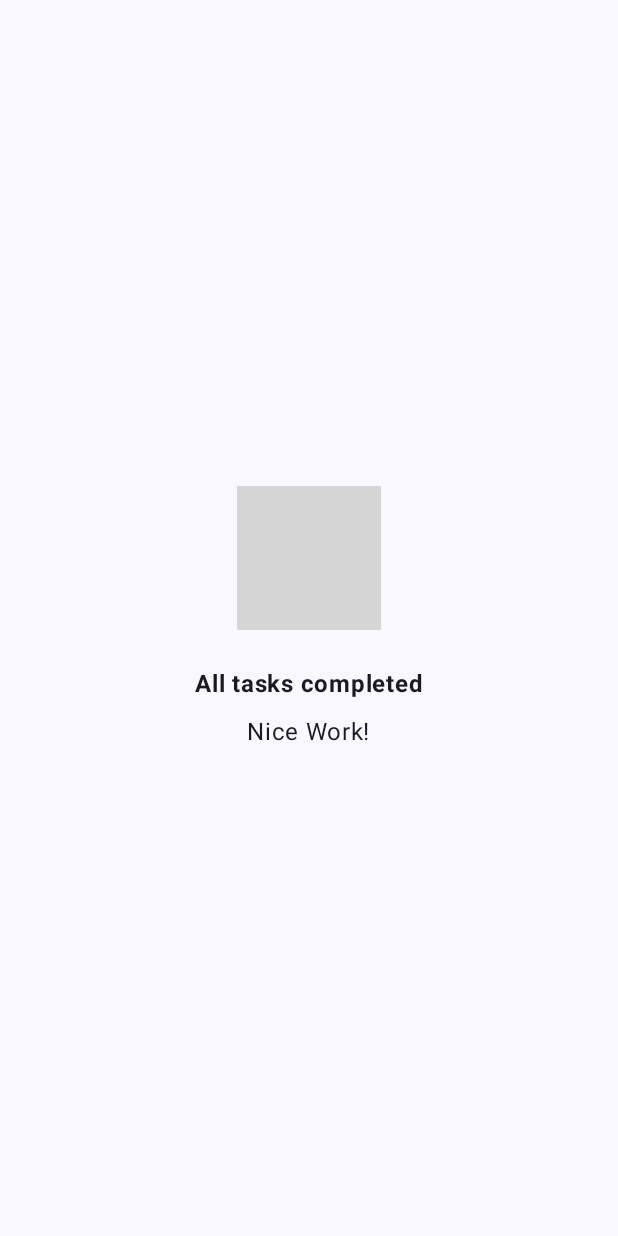
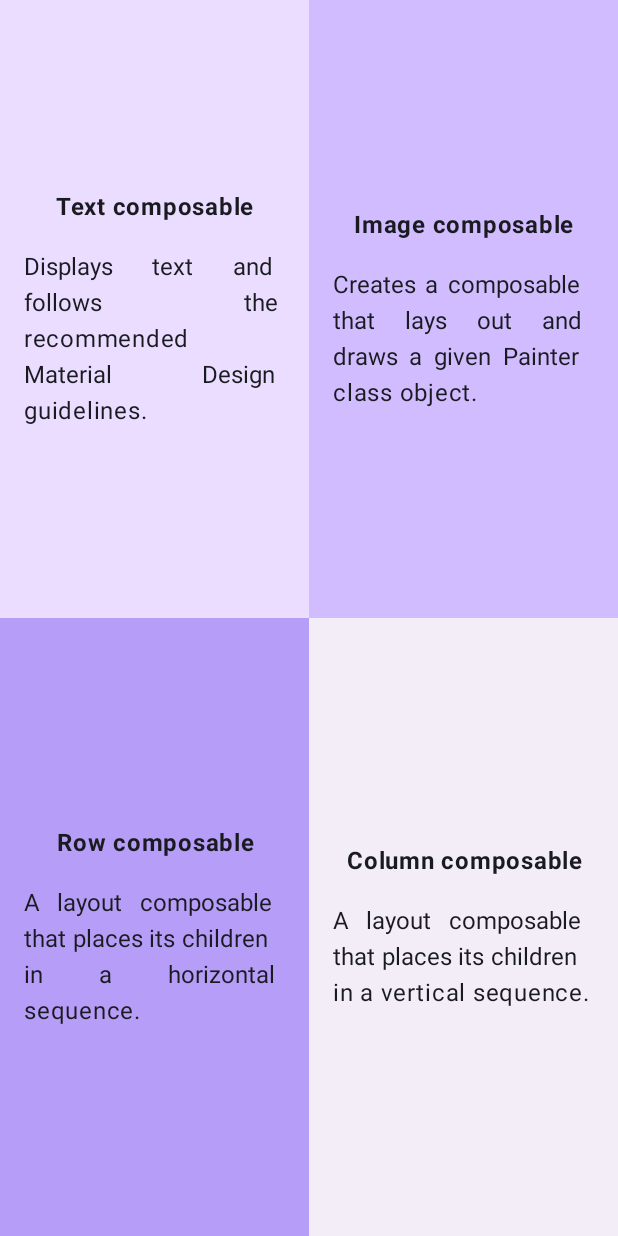
Before and after one commit to DarthVoid555/MobileAppsLabs, an Android app built with Jetpack Compose: the screen it shows after launch (MainActivity), on a phone screen of 412 x 824 dp. Run offline under Robolectric (Android 15) with nearby library versions, the phone set to English and light mode, and no system bars; grey boxes are pictures that could not be loaded.

Commit message:
task 4 done

```diff
--- a/app/src/main/java/com/example/myapplication1/MainActivity.kt
+++ b/app/src/main/java/com/example/myapplication1/MainActivity.kt
@@ -3,18 +3,18 @@ package com.example.myapplication1
 import android.os.Bundle
 import androidx.activity.ComponentActivity
 import androidx.activity.compose.setContent
-import androidx.compose.foundation.Image
+import androidx.compose.foundation.background
 import androidx.compose.foundation.layout.*
 import androidx.compose.material3.*
 import androidx.compose.runtime.Composable
 import androidx.compose.ui.Alignment
 import androidx.compose.ui.Modifier
-import androidx.compose.ui.res.painterResource
+import androidx.compose.ui.graphics.Color
 import androidx.compose.ui.res.stringResource
 import androidx.compose.ui.text.font.FontWeight
+import androidx.compose.ui.text.style.TextAlign
 import androidx.compose.ui.tooling.preview.Preview
 import androidx.compose.ui.unit.dp
-import androidx.compose.ui.unit.sp
 import com.example.myapplication1.ui.theme.MyApplication1Theme
 
 class MainActivity : ComponentActivity() {
@@ -23,7 +23,7 @@ class MainActivity : ComponentActivity() {
         setContent {
             MyApplication1Theme {
                 Surface(modifier = Modifier.fillMaxSize()) {
-                    TaskManagerScreen()
+                    QuadrantScreen()
                 }
             }
         }
@@ -31,30 +31,64 @@ class MainActivity : ComponentActivity() {
 }
 
 @Composable
-fun TaskManagerScreen() {
+fun QuadrantScreen() {
+    Column(modifier = Modifier.fillMaxSize()) {
+        Row(modifier = Modifier.weight(1f)) {
+            QuadrantCard(
+                title = stringResource(id = R.string.text_composable_title),
+                description = stringResource(id = R.string.text_composable_desc),
+                bgColor = Color(0xFFEADDFF),
+                modifier = Modifier.weight(1f)
+            )
+            QuadrantCard(
+                title = stringResource(id = R.string.image_composable_title),
+                description = stringResource(id = R.string.image_composable_desc),
+                bgColor = Color(0xFFD0BCFF),
+                modifier = Modifier.weight(1f)
+            )
+        }
+        Row(modifier = Modifier.weight(1f)) {
+            QuadrantCard(
+                title = stringResource(id = R.string.row_composable_title),
+                description = stringResource(id = R.string.row_composable_desc),
+                bgColor = Color(0xFFB69DF8),
+                modifier = Modifier.weight(1f)
+            )
+            QuadrantCard(
+                title = stringResource(id = R.string.column_composable_title),
+                description = stringResource(id = R.string.column_composable_desc),
+                bgColor = Color(0xFFF3EDF7),
+                modifier = Modifier.weight(1f)
+            )
+        }
+    }
+}
+
+@Composable
+fun QuadrantCard(title: String, description: String, bgColor: Color, modifier: Modifier = Modifier) {
     Column(
-        modifier = Modifier.fillMaxSize(),
-        verticalArrangement = Arrangement.Center,
-        horizontalAlignment = Alignment.CenterHorizontally
+        modifier = modifier
+            .fillMaxSize()
+            .background(bgColor)
+            .padding(all = 16.dp),
+        horizontalAlignment = Alignment.CenterHorizontally,
+        verticalArrangement = Arrangement.Center
     ) {
-        Image(
-            painter = painterResource(id = R.drawable.ic_task_completed),
-            contentDescription = null
+        Text(
+            text = title,
+            fontWeight = FontWeight.Bold,
+            modifier = Modifier.padding(bottom = 16.dp),
+            textAlign = TextAlign.Center
         )
         Text(
-            text = stringResource(id = R.string.all_tasks_completed),
-            fontWeight = FontWeight.Bold,
-            modifier = Modifier.padding(top = 24.dp, bottom = 8.dp)
-        )
-        Text(
-            text = stringResource(id = R.string.nice_work),
-            fontSize = 16.sp
+            text = description,
+            textAlign = TextAlign.Justify
         )
     }
 }
 
 @Preview(showBackground = true)
 @Composable
-fun TaskManagerPreview() {
-    MyApplication1Theme { TaskManagerScreen() }
+fun QuadrantPreview() {
+    MyApplication1Theme { QuadrantScreen() }
 }
--- a/app/src/main/res/values/strings.xml
+++ b/app/src/main/res/values/strings.xml
@@ -1,5 +1,11 @@
 <resources>
-    <string name="app_name">Task Manager</string>
-    <string name="all_tasks_completed">All tasks completed</string>
-    <string name="nice_work">Nice Work!</string>
+    <string name="app_name">Compose Quadrant</string>
+    <string name="text_composable_title">Text composable</string>
+    <string name="text_composable_desc">Displays text and follows the recommended Material Design guidelines.</string>
+    <string name="image_composable_title">Image composable</string>
+    <string name="image_composable_desc">Creates a composable that lays out and draws a given Painter class object.</string>
+    <string name="row_composable_title">Row composable</string>
+    <string name="row_composable_desc">A layout composable that places its children in a horizontal sequence.</string>
+    <string name="column_composable_title">Column composable</string>
+    <string name="column_composable_desc">A layout composable that places its children in a vertical sequence.</string>
 </resources>
```
